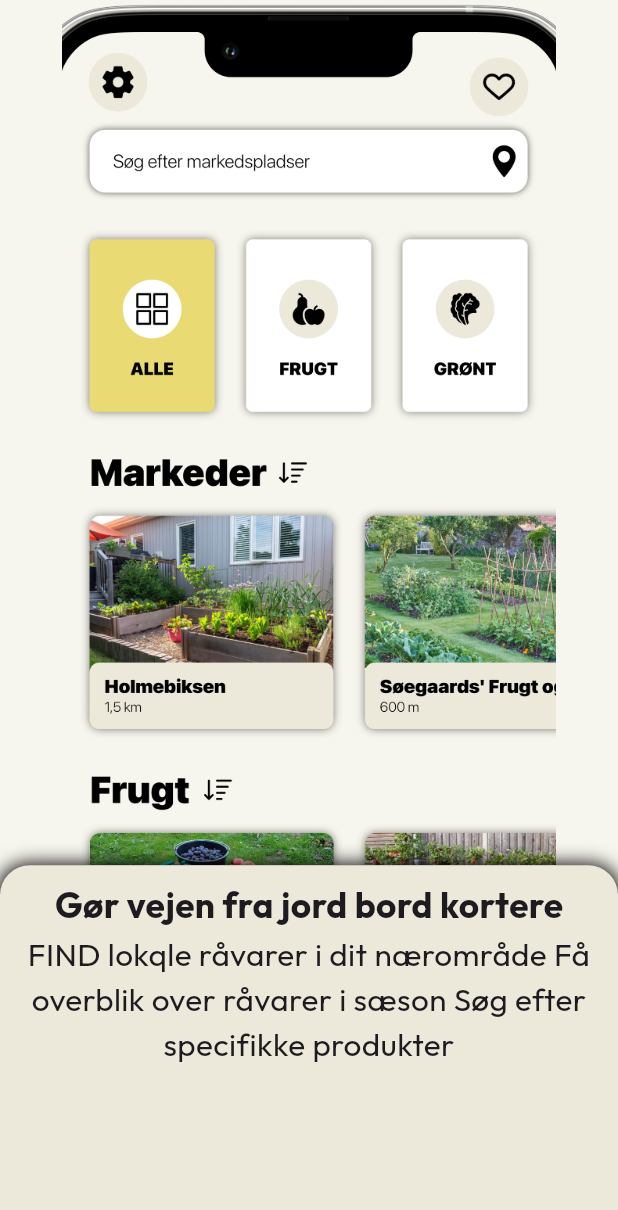
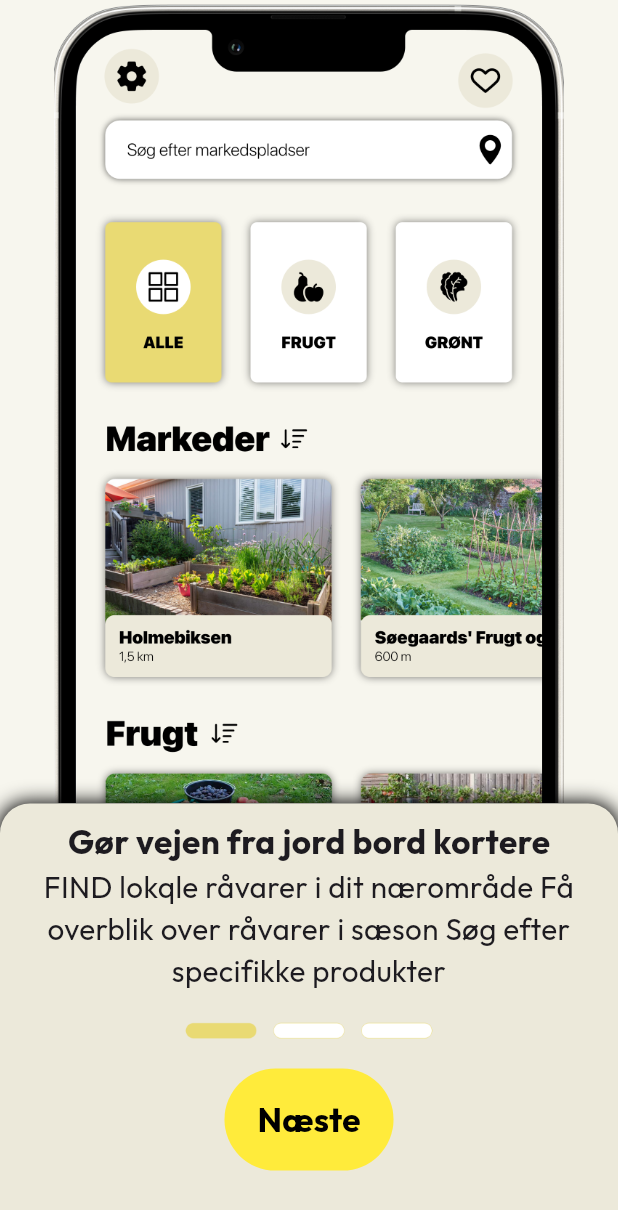
Before and after one commit to anasbouharrou/project_mobile, a Flutter app: the screen it shows after launch, on a phone screen of 412 x 824 dp. Shown: the top 1210 px of the screen. Run offline on Flutter 3.47's test engine with Material 3 defaults, Android fonts, the phone set to English and light mode, and no system bars; our stand-ins replace google_fonts.

Commit message:
completing first page

```diff
--- a/lib/main.dart
+++ b/lib/main.dart
@@ -17,8 +17,8 @@
               Center(
                 child: Image(
                     image: const AssetImage('assets/1.png'),
-                    width: MediaQuery.of(context).size.width * 0.80,
-                    height: MediaQuery.of(context).size.height * 0.70,
+                    width: MediaQuery.of(context).size.width * 0.90,
+                    height: MediaQuery.of(context).size.height * 0.65,
                     fit: BoxFit.fitHeight),
               ),
               Container(
@@ -36,7 +36,7 @@
                     ),
                     color: Color.fromRGBO(236, 233, 218, 1),
                   ),
-                  height: MediaQuery.of(context).size.height * 0.30,
+                  height: MediaQuery.of(context).size.height * 0.35,
                   child: Container(
                       child: Padding(
                           padding: EdgeInsets.all(10),
@@ -51,7 +51,7 @@
                                                 MediaQuery.of(context)
                                                     .size
                                                     .width) *
-                                            0.019,
+                                            0.018,
                                         fontStyle: FontStyle.normal,
                                         fontWeight: FontWeight.bold)),
                                 Center(
@@ -65,9 +65,43 @@
                                                     MediaQuery.of(context)
                                                         .size
                                                         .width) *
-                                                0.017,
+                                                0.016,
                                             fontStyle: FontStyle.normal,
-                                            fontWeight: FontWeight.normal)))
+                                            fontWeight: FontWeight.normal))),
+                                Padding(
+                                  padding: EdgeInsets.fromLTRB(0, 20, 0, 20),
+                                  child: Container(
+                                    child: Image(
+                                        image:
+                                            const AssetImage('assets/l1.png'),
+                                        fit: BoxFit.fitHeight,
+                                        width:
+                                            MediaQuery.of(context).size.width *
+                                                0.40),
+                                  ),
+                                ),
+                                TextButton(
+                                    style: TextButton.styleFrom(
+                                      backgroundColor: Colors.yellow,
+                                    ),
+                                    onPressed: () {},
+                                    child: Padding(
+                                      padding: EdgeInsets.all(10),
+                                      child: Text(
+                                        'Næste',
+                                        style: GoogleFonts.outfit(
+                                          fontSize: (MediaQuery.of(context)
+                                                      .size
+                                                      .height +
+                                                  MediaQuery.of(context)
+                                                      .size
+                                                      .width) *
+                                              0.018,
+                                          color: Colors.black,
+                                          fontWeight: FontWeight.bold,
+                                        ),
+                                      ),
+                                    ))
                               ],
                             ),
                           ))))
--- a/pubspec.yaml
+++ b/pubspec.yaml
@@ -62,6 +62,9 @@ flutter:
   # To add assets to your application, add an assets section, like this:
   assets:
     - assets/1.png
+    - assets/l1.png
+    - assets/l2.png
+    - assets/l3.png
 
   # An image asset can refer to one or more resolution-specific "variants", see
   # https://flutter.dev/assets-and-images/#resolution-aware
```
Also changed, not shown: assets/l1.png (added), assets/l2.png (added), assets/l3.png (added).
